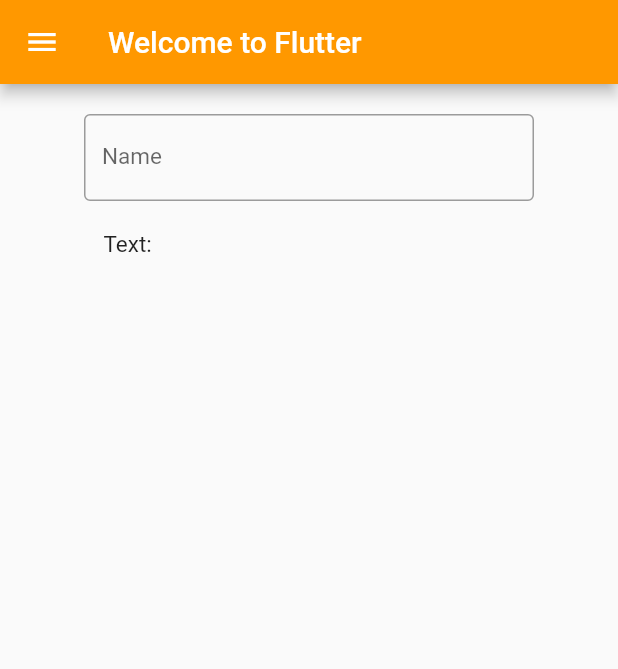
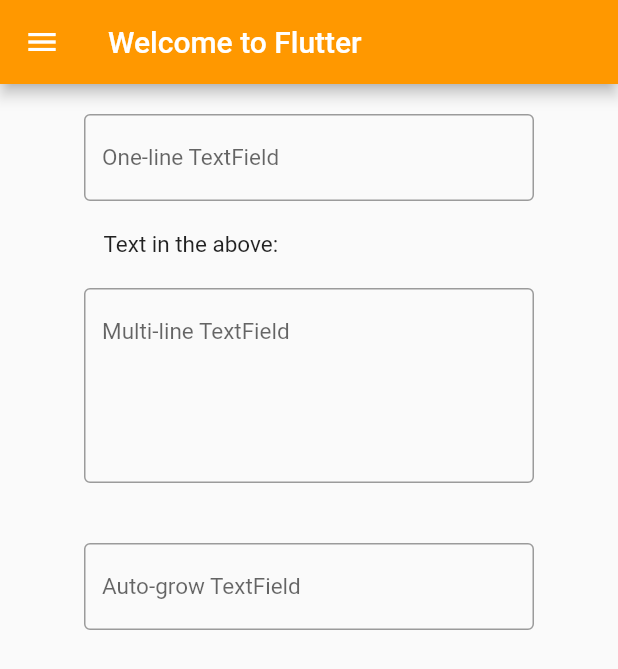
Before and after one commit to shuangxuetwelve/flutter_practice, a Flutter app: the screen it shows after launch, on a phone screen of 412 x 824 dp. Shown: the top 669 px of the screen. Run offline on Flutter 3.47's test engine with Material 2 defaults, Android fonts, the phone set to English and light mode, and no system bars.

Commit message:
Add a multi-line TextField and a auto-grow TextField

```diff
--- a/lib/components/input.dart
+++ b/lib/components/input.dart
@@ -1,26 +1,14 @@
 import 'package:flutter/material.dart';
 
-class Input extends StatefulWidget {
-  String _placeholder = "";
+class Input extends StatelessWidget {
+  late String _placeholder;
   void Function(String)? _onChanged;
+  late int? _maxLines;
 
-  Input({String placeholder = "", void Function(String)? onChanged}) {
+  Input({String placeholder = "", void Function(String)? onChanged, int? maxLines = 1}) {
     _placeholder = placeholder;
     _onChanged = onChanged;
-  }
-
-  @override
-  _InputState createState() =>
-      _InputState(placeholder: _placeholder, onChanged: _onChanged);
-}
-
-class _InputState extends State<Input> {
-  String _placeholder = "";
-  void Function(String)? _onChanged;
-
-  _InputState({String placeholder = "", void Function(String)? onChanged}) {
-    _placeholder = placeholder;
-    _onChanged = onChanged;
+    _maxLines = maxLines;
   }
 
   @override
@@ -30,9 +18,11 @@ class _InputState extends State<Input> {
         decoration: InputDecoration(
           border: const OutlineInputBorder(),
           labelText: _placeholder,
+          alignLabelWithHint: true,
         ),
         onChanged: _onChanged,
         style: const TextStyle(fontSize: 15),
+        maxLines: _maxLines,
       ),
       margin: const EdgeInsets.symmetric(vertical: 20),
     );
--- a/lib/pages/input.dart
+++ b/lib/pages/input.dart
@@ -18,18 +18,34 @@ class _InputPageState extends State<InputPage> {
             SizedBox(
               width: 300,
               child: Input(
-                  placeholder: "Name",
+                placeholder: "One-line TextField",
                 onChanged: (String text) {
                   setState(() {
                     _text = text;
                   });
                 },
-                )),
+              ),
+            ),
             Container(
               child: Text(
-                  "Text: $_text",
+                "Text in the above: $_text",
               ),
-                margin: const EdgeInsets.symmetric(horizontal: 13)),
+              margin: const EdgeInsets.symmetric(horizontal: 13),
+            ),
+            SizedBox(
+              width: 300,
+              child: Input(
+                placeholder: "Multi-line TextField",
+                maxLines: 5,
+              ),
+            ),
+            SizedBox(
+              width: 300,
+              child: Input(
+                placeholder: "Auto-grow TextField",
+                maxLines: null,
+              ),
+            ),
           ],
           crossAxisAlignment: CrossAxisAlignment.start,
         )
```
Lines whose indentation alone changed are shown as unchanged.
